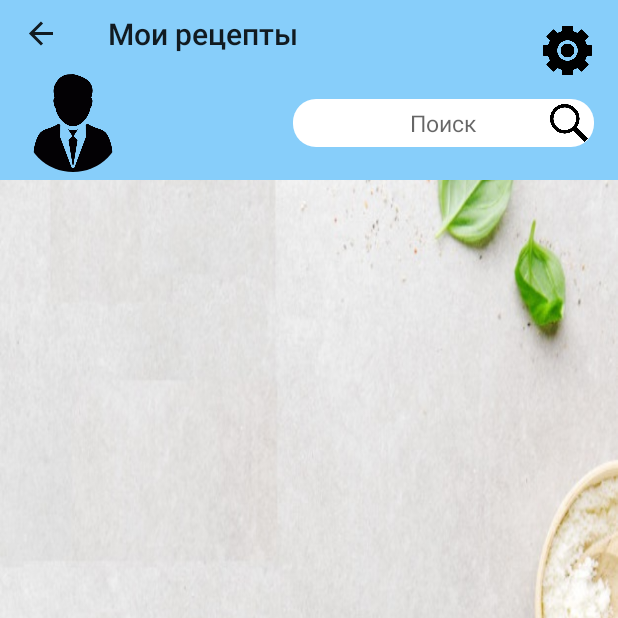
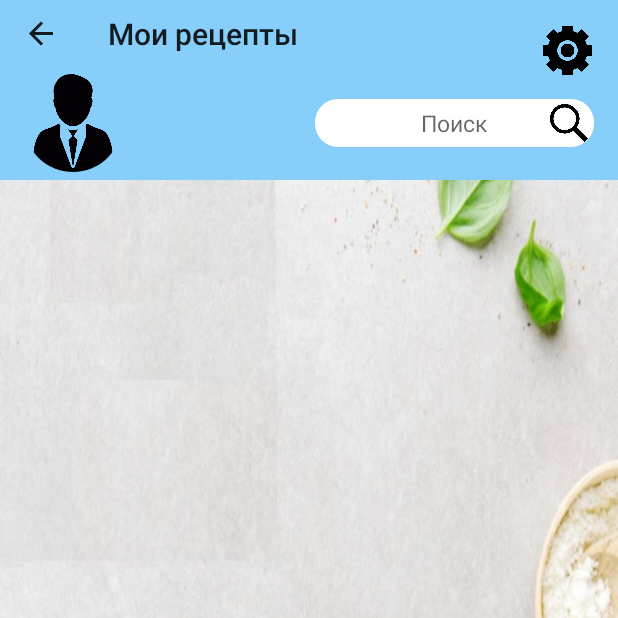
Before and after one commit to NikitaPetrenko17488/povar_v1, an Android app: the MainActivity screen opened directly, with no data from a screen before it, on a phone screen of 412 x 824 dp, the top half of it. Run offline under Robolectric (Android 15) with nearby library versions, the phone set to English and light mode, and no system bars; our stand-ins replace CircleImageView, Firebase (no records; nobody signed in at launch, a user with empty details on screens opened directly), Picasso, navigation-ui; pictures from the network do not load.

Commit message:
фикс баги

```diff
--- a/app/src/main/res/layout/activity_main.xml
+++ b/app/src/main/res/layout/activity_main.xml
@@ -146,7 +146,7 @@
         app:layout_constraintTop_toTopOf="@id/circleImageViewForActivityMain"
         app:layout_constraintEnd_toEndOf="parent"
         app:layout_constraintBottom_toBottomOf="@id/circleImageViewForActivityMain"
-        android:layout_marginStart="195dp"
+        android:layout_marginStart="210dp"
         android:layout_marginEnd="16dp"
         android:hint="Поиск"
         android:background="@drawable/edittextoval"
@@ -179,20 +179,20 @@
 
     <TextView
         android:id="@+id/textViewNameforActivityMain"
-        android:text=""
         android:layout_width="match_parent"
         android:layout_height="26dp"
         android:layout_marginStart="85dp"
-        android:layout_marginEnd="225dp"
+        android:layout_marginEnd="190dp"
         android:gravity="center"
+        android:text=""
         android:textColor="@color/black"
         android:textSize="20dp"
         android:textStyle="bold"
         app:layout_constraintBottom_toBottomOf="@id/circleImageViewForActivityMain"
+        app:layout_constraintEnd_toEndOf="parent"
         app:layout_constraintStart_toEndOf="@+id/circleImageViewForActivityMain"
-        app:layout_constraintTop_toTopOf="@id/circleImageViewForActivityMain"
 
-        />
+        app:layout_constraintTop_toTopOf="@id/circleImageViewForActivityMain" />
 
 <de.hdodenhof.circleimageview.CircleImageView
     android:id="@+id/addRecept"
```
